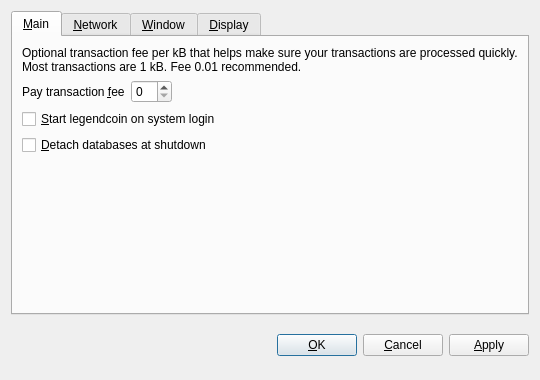
First picture: the form in src/qt/forms/optionsdialog.ui, repository solltex/Legendcoin, before the edit.
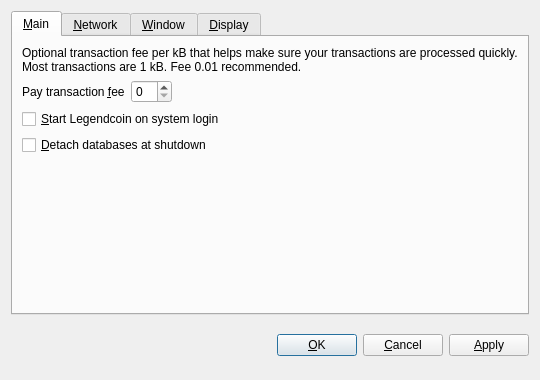
Second picture: the form after the edit. Custom widgets are drawn as their Qt base class.

Patch:
```diff
--- a/src/qt/forms/optionsdialog.ui
+++ b/src/qt/forms/optionsdialog.ui
@@ -82,7 +82,7 @@
           <string>Automatically start legendcoin after logging in to the system.</string>
          </property>
          <property name="text">
-          <string>&amp;Start legendcoin on system login</string>
+          <string>&amp;Start Legendcoin on system login</string>
          </property>
         </widget>
        </item>
```
Left out of the diff: 10 changed lines with no effect on the pictures.
